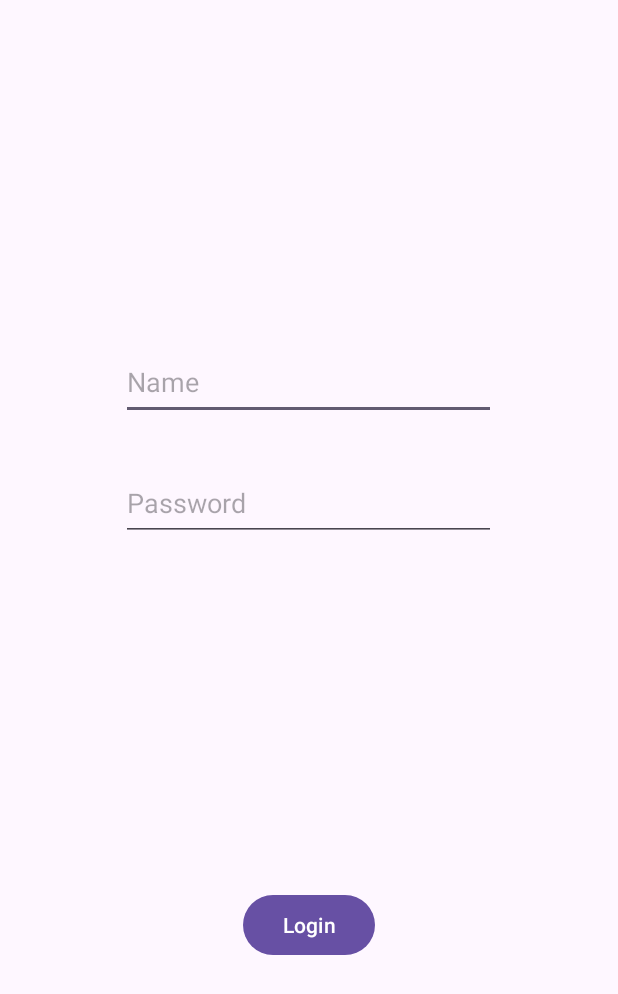
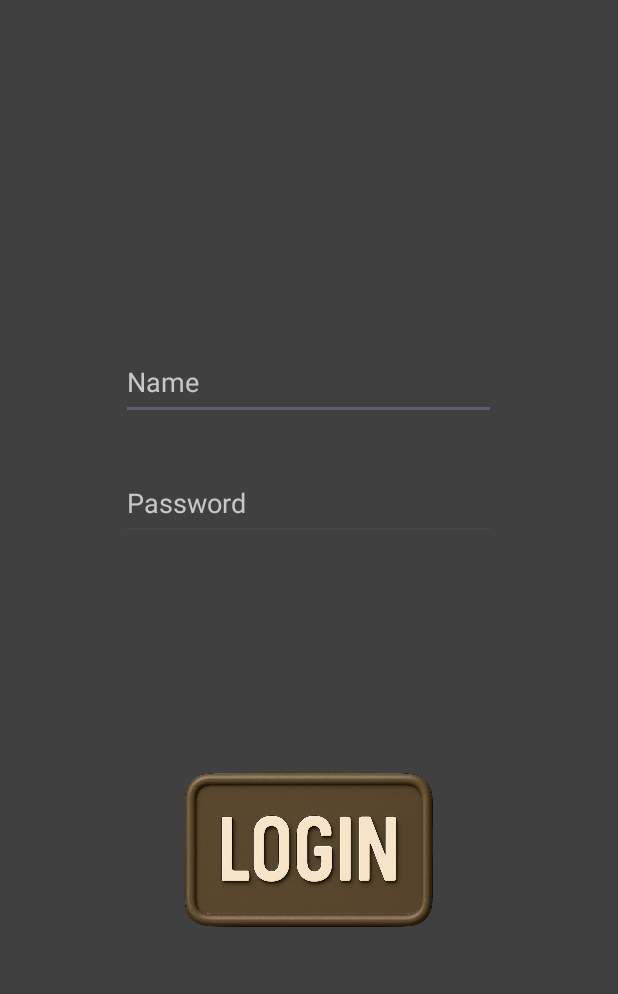
Before and after one commit to raffaeleGraz/RestApp, an Android app: the screen it shows after launch (LoginActivity), on a phone screen of 412 x 824 dp. Shown: the top 994 px of the screen. Run offline under Robolectric (Android 15) with nearby library versions, the phone set to English and light mode, and no system bars.

Commit message:
Aggiunta grafica all'activity Login

```diff
--- a/app/src/main/java/com/example/myrestapp_raffaelegraziani/LoginActivity.kt
+++ b/app/src/main/java/com/example/myrestapp_raffaelegraziani/LoginActivity.kt
@@ -4,6 +4,7 @@ import android.content.Intent
 import android.os.Bundle
 import android.widget.Button
 import android.widget.EditText
+import android.widget.ImageButton
 import android.widget.Toast
 import androidx.activity.enableEdgeToEdge
 import androidx.appcompat.app.AppCompatActivity
@@ -18,7 +19,7 @@ class LoginActivity : AppCompatActivity() {
         val inputUsername = findViewById<EditText>(R.id.inputUsername)
         val inputPassword = findViewById<EditText>(R.id.inputPassword)
 
-        val btnLogin = findViewById<Button>(R.id.btnLogin)
+        val btnLogin = findViewById<ImageButton>(R.id.btnLogin)
         btnLogin.setOnClickListener { // Click del bottone
             // Recupera l'input dell'utente sotto forma di stringa
             val username = inputUsername.text.toString()
--- a/app/src/main/res/layout/activity_login.xml
+++ b/app/src/main/res/layout/activity_login.xml
@@ -5,6 +5,7 @@
     android:id="@+id/main"
     android:layout_width="match_parent"
     android:layout_height="match_parent"
+    android:background="#404040"
     tools:context=".LoginActivity">
 
     <EditText
@@ -12,9 +13,13 @@
         android:layout_width="250dp"
         android:layout_height="50dp"
         android:ems="10"
+        android:hint="Name"
         android:importantForAutofill="no"
         android:inputType="text"
-        android:hint="Name"
+        android:textColor="#FFFFFF"
+        android:textColorHighlight="#FFFFFF"
+        android:textColorHint="#DCDCDCDC"
+        android:textColorLink="#E9E4E4"
         app:layout_constraintBottom_toBottomOf="parent"
         app:layout_constraintEnd_toEndOf="parent"
         app:layout_constraintHorizontal_bias="0.497"
@@ -28,8 +33,11 @@
         android:layout_width="250dp"
         android:layout_height="50dp"
         android:ems="10"
+        android:hint="Password"
         android:inputType="textPassword"
-        android:hint="Password"
+        android:textColor="@color/white"
+        android:textColorHighlight="@color/white"
+        android:textColorHint="#DCDCDCDC"
         app:layout_constraintBottom_toBottomOf="parent"
         app:layout_constraintEnd_toEndOf="parent"
         app:layout_constraintHorizontal_bias="0.496"
@@ -38,14 +46,17 @@
         app:layout_constraintVertical_bias="0.062"
         tools:ignore="Autofill,LabelFor" />
 
-    <Button
+    <ImageButton
         android:id="@+id/btnLogin"
-        android:layout_width="wrap_content"
-        android:layout_height="wrap_content"
-        android:layout_marginTop="48dp"
-        android:text="Login"
+        android:layout_width="302dp"
+        android:layout_height="193dp"
+        android:background="@null"
+        android:scaleType="fitCenter"
+        android:src="@drawable/login_btn"
         app:layout_constraintBottom_toBottomOf="parent"
         app:layout_constraintEnd_toEndOf="parent"
+        app:layout_constraintHorizontal_bias="0.494"
         app:layout_constraintStart_toStartOf="parent"
-        app:layout_constraintTop_toBottomOf="@+id/inputPassword" />
+        app:layout_constraintTop_toBottomOf="@+id/inputPassword"
+        app:layout_constraintVertical_bias="0.403" />
 </androidx.constraintlayout.widget.ConstraintLayout>
```
Also changed, not shown: app/src/main/res/layout/activity_search.xml (+9 -4 lines), app/src/main/res/drawable/login_btn.png (added).
